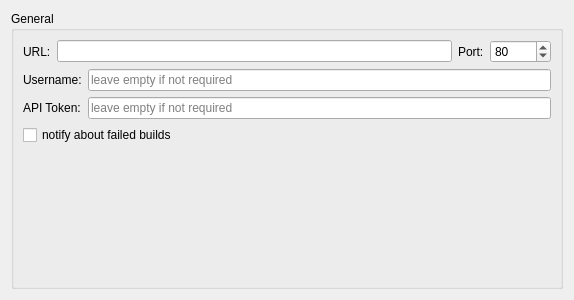
Above: jenkinssettingswidget.ui from OldFrostDragon/JenkinsPlugin before the change. Below: the same form after it.
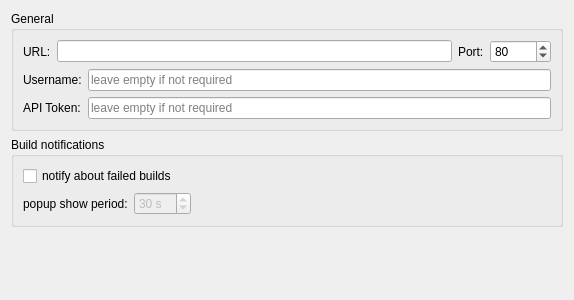
That is the form after the change.

Commit message: added "Popup show period" setting to Settings

```diff
--- a/jenkinssettingswidget.ui
+++ b/jenkinssettingswidget.ui
@@ -15,6 +15,8 @@
   </property>
   <layout class="QGridLayout" name="gridLayout">
    <item row="0" column="0">
+    <layout class="QVBoxLayout" name="verticalLayout_2">
+     <item>
     <widget class="QGroupBox" name="groupBox">
      <property name="title">
       <string>General</string>
@@ -95,6 +97,19 @@
           </item>
          </layout>
         </item>
+         </layout>
+        </item>
+       </layout>
+      </widget>
+     </item>
+     <item>
+      <widget class="QGroupBox" name="groupBox_2">
+       <property name="title">
+        <string>Build notifications</string>
+       </property>
+       <layout class="QGridLayout" name="gridLayout_3">
+        <item row="0" column="0">
+         <layout class="QVBoxLayout" name="verticalLayout_3">
         <item>
          <widget class="QCheckBox" name="notifyAboutFailedBuilds">
           <property name="toolTip">
@@ -106,6 +121,63 @@
          </widget>
         </item>
         <item>
+           <layout class="QHBoxLayout" name="horizontalLayout_2">
+            <item>
+             <widget class="QLabel" name="label_5">
+              <property name="text">
+               <string>popup show period:</string>
+              </property>
+             </widget>
+            </item>
+            <item>
+             <widget class="QSpinBox" name="popupShowPeriodSpinBox">
+              <property name="enabled">
+               <bool>false</bool>
+              </property>
+              <property name="suffix">
+               <string> s</string>
+              </property>
+              <property name="minimum">
+               <number>0</number>
+              </property>
+              <property name="maximum">
+               <number>300</number>
+              </property>
+              <property name="singleStep">
+               <number>1</number>
+              </property>
+              <property name="value">
+               <number>30</number>
+              </property>
+             </widget>
+            </item>
+            <item>
+             <spacer name="horizontalSpacer">
+              <property name="orientation">
+               <enum>Qt::Horizontal</enum>
+              </property>
+              <property name="sizeHint" stdset="0">
+               <size>
+                <width>40</width>
+                <height>20</height>
+               </size>
+              </property>
+             </spacer>
+            </item>
+           </layout>
+          </item>
+         </layout>
+        </item>
+       </layout>
+       <zorder>notifyAboutFailedBuilds</zorder>
+       <zorder>notifyAboutFailedBuilds</zorder>
+       <zorder>label_5</zorder>
+       <zorder>popupShowPeriodSpinBox</zorder>
+      </widget>
+     </item>
+    </layout>
+   </item>
+   <item row="1" column="0">
          <spacer name="verticalSpacer">
           <property name="orientation">
            <enum>Qt::Vertical</enum>
@@ -119,11 +191,6 @@
          </spacer>
         </item>
        </layout>
-      </item>
-     </layout>
-    </widget>
-   </item>
-  </layout>
  </widget>
  <resources/>
  <connections/>
```
Left out of the diff: 19 changed lines with no effect on the pictures. Lines whose indentation alone changed are shown as unchanged. The commit also changes 5 other files.
